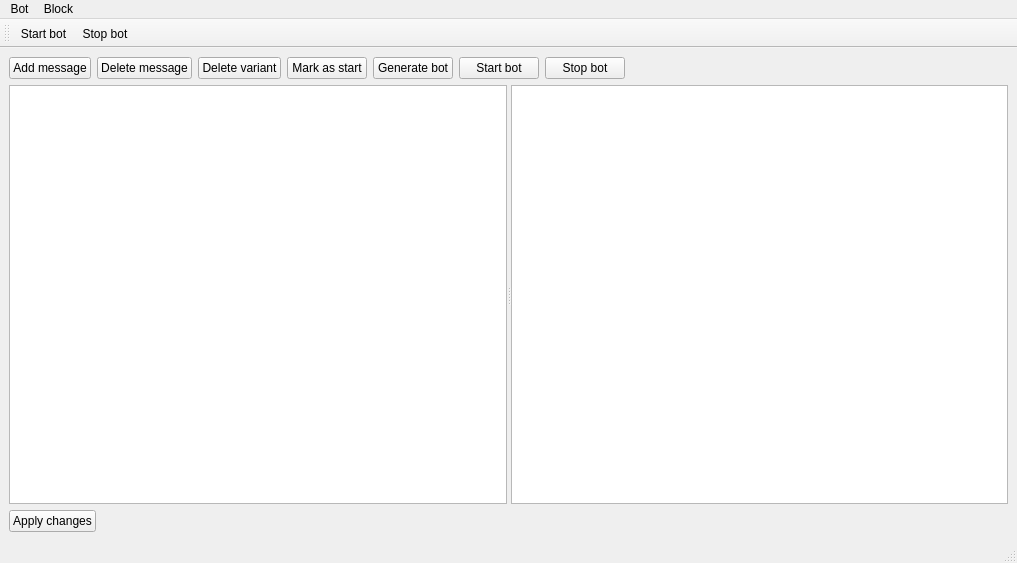
Before: the Qt Designer form desktop_constructor_app/constructor_app/widgets/bot_editor/bot_editor_form.ui in cuttlesystems/simplegram, drawn with Qt 5.
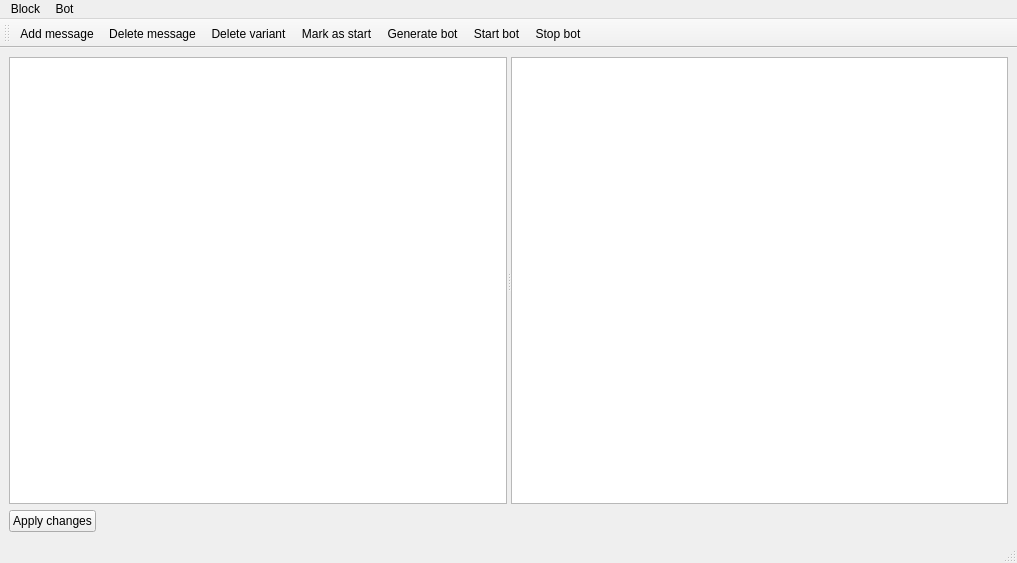
After: the same form once the commit is applied. Custom widgets are drawn as their Qt base class.

Commit message: Переделал почти все на меню и тулбар.

What changed in the file:
```diff
--- a/desktop_constructor_app/constructor_app/widgets/bot_editor/bot_editor_form.ui
+++ b/desktop_constructor_app/constructor_app/widgets/bot_editor/bot_editor_form.ui
@@ -15,72 +15,6 @@
   </property>
   <widget class="QWidget" name="centralwidget">
    <layout class="QVBoxLayout" name="verticalLayout">
-    <item>
-     <layout class="QHBoxLayout" name="horizontalLayout">
-      <item>
-       <widget class="QPushButton" name="add_message_button">
-        <property name="text">
-         <string>Add message</string>
-        </property>
-       </widget>
-      </item>
-      <item>
-       <widget class="QPushButton" name="delete_message_button">
-        <property name="text">
-         <string>Delete message</string>
-        </property>
-       </widget>
-      </item>
-      <item>
-       <widget class="QPushButton" name="delete_variant_button">
-        <property name="text">
-         <string>Delete variant</string>
-        </property>
-       </widget>
-      </item>
-      <item>
-       <widget class="QPushButton" name="mark_as_start_button">
-        <property name="text">
-         <string>Mark as start</string>
-        </property>
-       </widget>
-      </item>
-      <item>
-       <widget class="QPushButton" name="generate_bot_button">
-        <property name="text">
-         <string>Generate bot</string>
-        </property>
-       </widget>
-      </item>
-      <item>
-       <widget class="QPushButton" name="start_bot_button">
-        <property name="text">
-         <string>Start bot</string>
-        </property>
-       </widget>
-      </item>
-      <item>
-       <widget class="QPushButton" name="stop_bot_button">
-        <property name="text">
-         <string>Stop bot</string>
-        </property>
-       </widget>
-      </item>
-      <item>
-       <spacer name="horizontalSpacer">
-        <property name="orientation">
-         <enum>Qt::Horizontal</enum>
-        </property>
-        <property name="sizeHint" stdset="0">
-         <size>
-          <width>40</width>
-          <height>20</height>
-         </size>
-        </property>
-       </spacer>
-      </item>
-     </layout>
-    </item>
     <item>
      <widget class="QSplitter" name="splitter">
       <property name="orientation">
@@ -137,13 +71,13 @@
     <property name="title">
      <string>Block</string>
     </property>
-    <addaction name="actionAdd_message"/>
-    <addaction name="actionDelete_message"/>
-    <addaction name="actionMark_as_start"/>
-    <addaction name="actionDelete_variant"/>
+    <addaction name="action_add_message"/>
+    <addaction name="action_delete_message"/>
+    <addaction name="action_mark_start"/>
+    <addaction name="action_delete_variant"/>
    </widget>
-   <addaction name="menuBit"/>
    <addaction name="menuMessage"/>
+   <addaction name="menuBit"/>
   </widget>
   <widget class="QStatusBar" name="statusbar"/>
   <widget class="QToolBar" name="toolBar">
@@ -156,6 +90,11 @@
    <attribute name="toolBarBreak">
     <bool>false</bool>
    </attribute>
+   <addaction name="action_add_message"/>
+   <addaction name="action_delete_message"/>
+   <addaction name="action_delete_variant"/>
+   <addaction name="action_mark_start"/>
+   <addaction name="action_generate_bot"/>
    <addaction name="action_start_bot"/>
    <addaction name="action_stop_bot"/>
   </widget>
@@ -174,22 +113,22 @@
     <string>Stop bot</string>
    </property>
   </action>
-  <action name="actionAdd_message">
+  <action name="action_add_message">
    <property name="text">
     <string>Add message</string>
    </property>
   </action>
-  <action name="actionDelete_message">
+  <action name="action_delete_message">
    <property name="text">
     <string>Delete message</string>
    </property>
   </action>
-  <action name="actionMark_as_start">
+  <action name="action_mark_start">
    <property name="text">
     <string>Mark as start</string>
    </property>
   </action>
-  <action name="actionDelete_variant">
+  <action name="action_delete_variant">
    <property name="text">
     <string>Delete variant</string>
    </property>
```
The commit also changes 1 other file.
